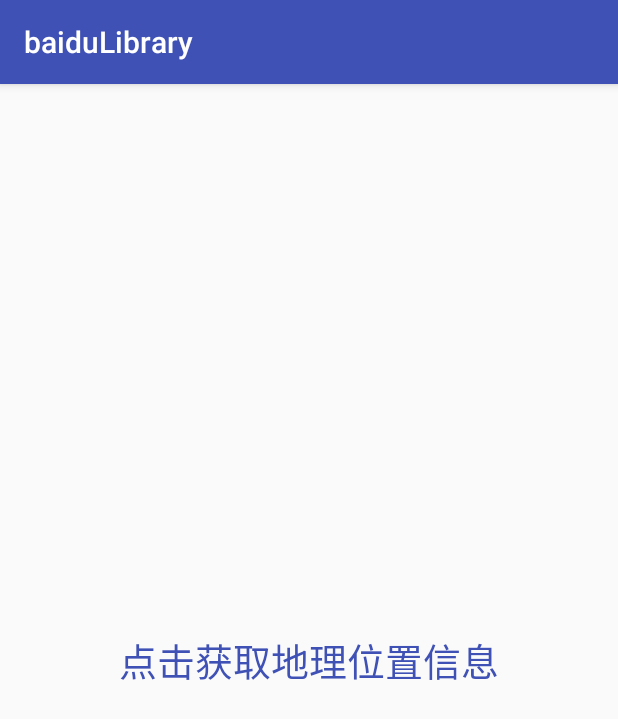
After one commit to jackchenji/gitProject, an Android app: the LocationActivity screen opened directly, with no data from a screen before it, on a phone screen of 412 x 824 dp. The commit adds this screen. Shown: the top 719 px of the screen. Run offline under Robolectric (Android 15) with nearby library versions, the phone set to English and light mode, and no system bars; libraries missing offline, so code that uses them is left out: com.cn.baiduLibrary.

Commit message:
commit baiduLocation demo

```diff
--- /dev/null
+++ b/app/src/main/java/com/cn/chenji/view/LocationActivity.java
@@ -0,0 +1,41 @@
+package com.cn.chenji.view;
+
+import android.os.Bundle;
+import android.support.v7.app.AppCompatActivity;
+import android.view.View;
+import android.widget.TextView;
+
+import com.cn.baiduLibrary.interf.LocationInterf;
+import com.cn.baiduLibrary.manager.BaiduManager;
+import com.cn.chenji.R;
+import com.cn.chenji.utils.SQLog;
+
+
+public class LocationActivity extends AppCompatActivity {
+    TextView textView;   //textview 用来展示地理位置信息
+
+
+    @Override
+    protected void onCreate(Bundle savedInstanceState) {
+        super.onCreate(savedInstanceState);
+        setContentView(R.layout.activity_location);//百度定位例子
+        textView=findViewById(R.id.exampleId);
+        textView.setOnClickListener(new View.OnClickListener() {    //设置点击事件
+            @Override
+            public void onClick(View view) {
+                BaiduManager.getInstance().getLocation(getApplicationContext(), new LocationInterf() {
+                    @Override
+                    public void onLocationSuccess(String location) {
+                        SQLog.d("TAG",location);
+                        textView.setText(location);
+                    }
+
+                    @Override
+                    public void onLocationFail(String codeInfo) {
+                        SQLog.d("TAG",codeInfo);
+                    }
+                });
+            }
+        });
+    }
+}
--- /dev/null
+++ b/app/src/main/res/layout/activity_location.xml
@@ -0,0 +1,20 @@
+<?xml version="1.0" encoding="utf-8"?>
+<android.support.constraint.ConstraintLayout xmlns:android="http://schemas.android.com/apk/res/android"
+    android:layout_width="match_parent"
+    android:layout_height="match_parent">
+
+    <LinearLayout
+        android:layout_width="match_parent"
+        android:layout_height="match_parent"
+        android:gravity="center">
+
+        <TextView
+            android:id="@+id/exampleId"
+            android:layout_width="wrap_content"
+            android:layout_height="wrap_content"
+            android:text="点击获取地理位置信息"
+            android:textSize="25sp"
+            android:textColor="@color/colorPrimary"/>
+    </LinearLayout>
+
+</android.support.constraint.ConstraintLayout>
```
Also changed, not shown: app/build.gradle (+6 -9 lines), app/src/main/AndroidManifest.xml (+7 -0 lines), app/src/main/java/com/cn/chenji/MainActivity.java (+5 -3 lines), app/src/main/java/com/cn/chenji/application/BaseActivity.java (+19 -4 lines), app/src/main/java/com/cn/chenji/utils/GetPackageNameUtil.java (added, +33 -0 lines), app/src/main/java/com/cn/chenji/utils/SQLog.java (added, +53 -0 lines), app/src/main/java/com/cn/chenji/utils/SharedPrefs.java (added, +40 -0 lines).
